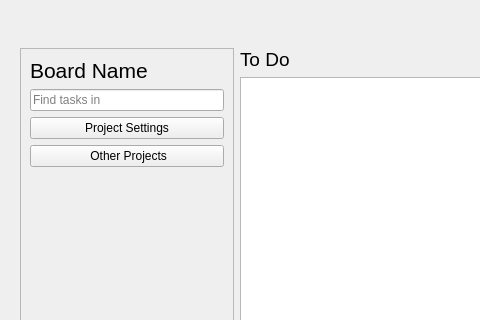
Above: views/maindashboard.ui from BelchieBen/BenjaminBelcherAssessment before the change; both pictures show x 0 to 480 and y 0 to 320 of the 1280 by 720 pixel window. Below: the same form after it.
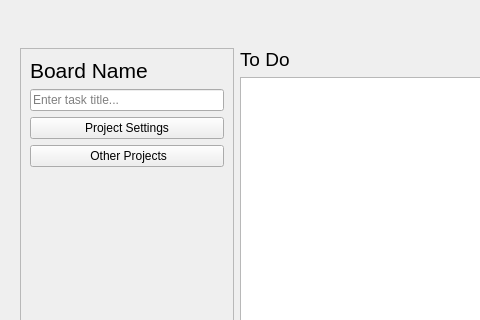
That is the form after the change.

Commit message: Assigned users to tasks & fixed assigning users to projects

Diff of the .ui file:
```diff
--- a/views/maindashboard.ui
+++ b/views/maindashboard.ui
@@ -131,7 +131,7 @@
                    </size>
                   </property>
                   <property name="placeholderText">
-                   <string>Find tasks in</string>
+                   <string>Enter task title...</string>
                   </property>
                  </widget>
                 </item>
```
The commit also changes 9 other files.
